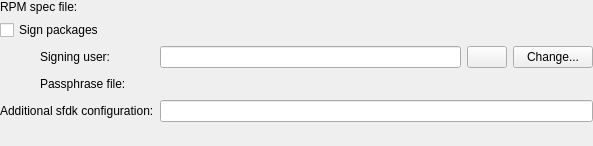
The window that src/plugins/mer/merbuildconfigurationwidget.ui (sailfishos/sailfish-qtcreator) describes before a commit, drawn with Qt 5.
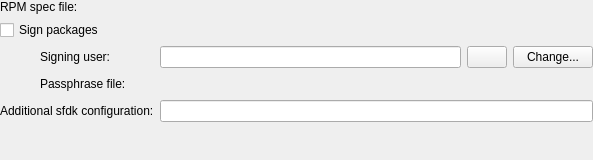
The same window after the commit. Custom widgets are drawn as their Qt base class.

Commit message: Mer: Improve Signing user line edit usability

```diff
--- a/src/plugins/mer/merbuildconfigurationwidget.ui
+++ b/src/plugins/mer/merbuildconfigurationwidget.ui
@@ -7,7 +7,7 @@
     <x>0</x>
     <y>0</y>
     <width>593</width>
-    <height>146</height>
+    <height>160</height>
    </rect>
   </property>
   <layout class="QFormLayout" name="formLayout">
```
Left out of the diff: 3 changed lines with no effect on the pictures. The commit also changes 1 other file.
